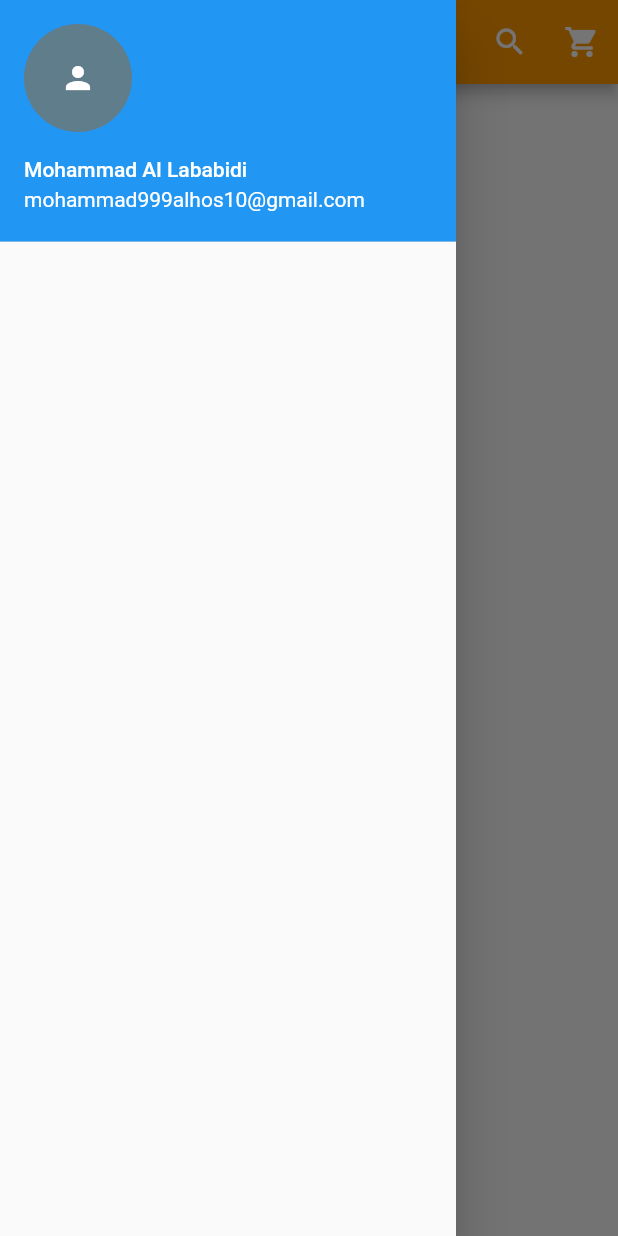
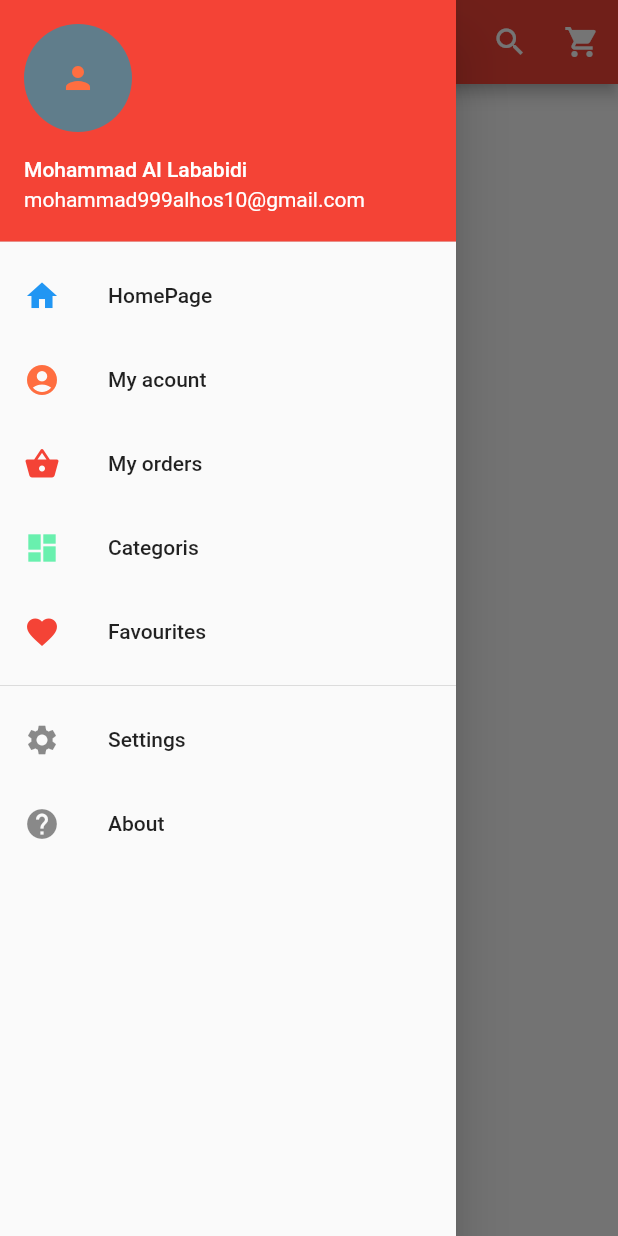
Before and after one commit to Mohammadallababide/show-shop-app, a Flutter app: the screen it shows after launch, with the side drawer open, on a phone screen of 412 x 824 dp. Run offline on Flutter 3.47's test engine with Material 2 defaults, Android fonts, the phone set to English and light mode, and no system bars.

Commit message:
make Drawer

```diff
--- /dev/null
+++ b/lib/DrawerTitleComp.dart
@@ -0,0 +1,17 @@
+import 'package:flutter/material.dart';
+class DrawerTiles extends StatelessWidget {
+  DrawerTiles({@required this.title,@required this.icons,@required this.onTap});
+  final String title;
+  final Icon icons;
+  final Function onTap;
+  @override
+  Widget build(BuildContext context) {
+    return InkWell(
+      onTap: onTap,
+      child: ListTile(
+        title: Text(title),
+        leading: icons,
+      ),
+    );
+  }
+}
--- a/lib/main.dart
+++ b/lib/main.dart
@@ -1,5 +1,5 @@
 import 'package:flutter/material.dart';
-
+import 'DrawerTitleComp.dart';
 void main() {
   runApp(MaterialApp(
     debugShowCheckedModeBanner: false,
@@ -17,8 +17,11 @@ class _HomePageState extends State<HomePage> {
   Widget build(BuildContext context) {
     return Scaffold(
       appBar: AppBar(
-        backgroundColor: Colors.orange,
-        title: Text("Shop App"),
+        backgroundColor: Colors.red,
+        title: Text(
+          "Shop App",
+          style: TextStyle(color: Colors.white),
+        ),
         actions: <Widget>[
           IconButton(
             icon: Icon(
@@ -48,12 +51,20 @@ class _HomePageState extends State<HomePage> {
                   backgroundColor: Colors.blueGrey,
                   child: Icon(
                     Icons.person,
-                  color: Colors.white,
+                    color: Colors.deepOrangeAccent,
                   ),
-
                 ),
               ),
+              decoration: BoxDecoration(color: Colors.red),
             ),
+             DrawerTiles(title: "HomePage",icons: Icon(Icons.home,color: Colors.blue),onTap:(){}),
+            DrawerTiles(title: "My acount",icons: Icon(Icons.account_circle,color: Colors.deepOrangeAccent),onTap:(){}),
+            DrawerTiles(title: "My orders",icons: Icon(Icons.shopping_basket,color: Colors.red),onTap:(){}),
+            DrawerTiles(title: "Categoris",icons: Icon(Icons.dashboard,color: Colors.greenAccent),onTap:(){}),
+            DrawerTiles(title: "Favourites",icons: Icon(Icons.favorite,color: Colors.red),onTap:(){}),
+            Divider(),
+            DrawerTiles(title: "Settings",icons: Icon(Icons.settings),onTap:(){}),
+            DrawerTiles(title: "About",icons: Icon(Icons.help),onTap:(){}),
           ],
         ),
       ),
```
